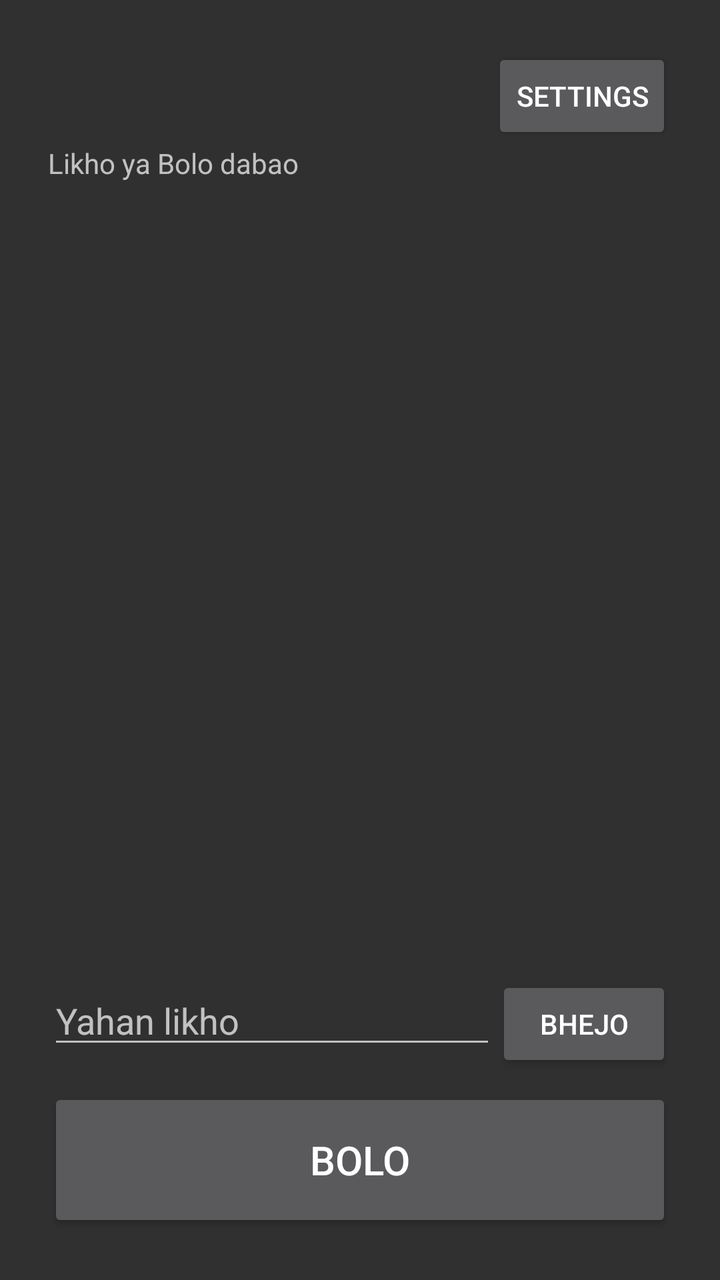
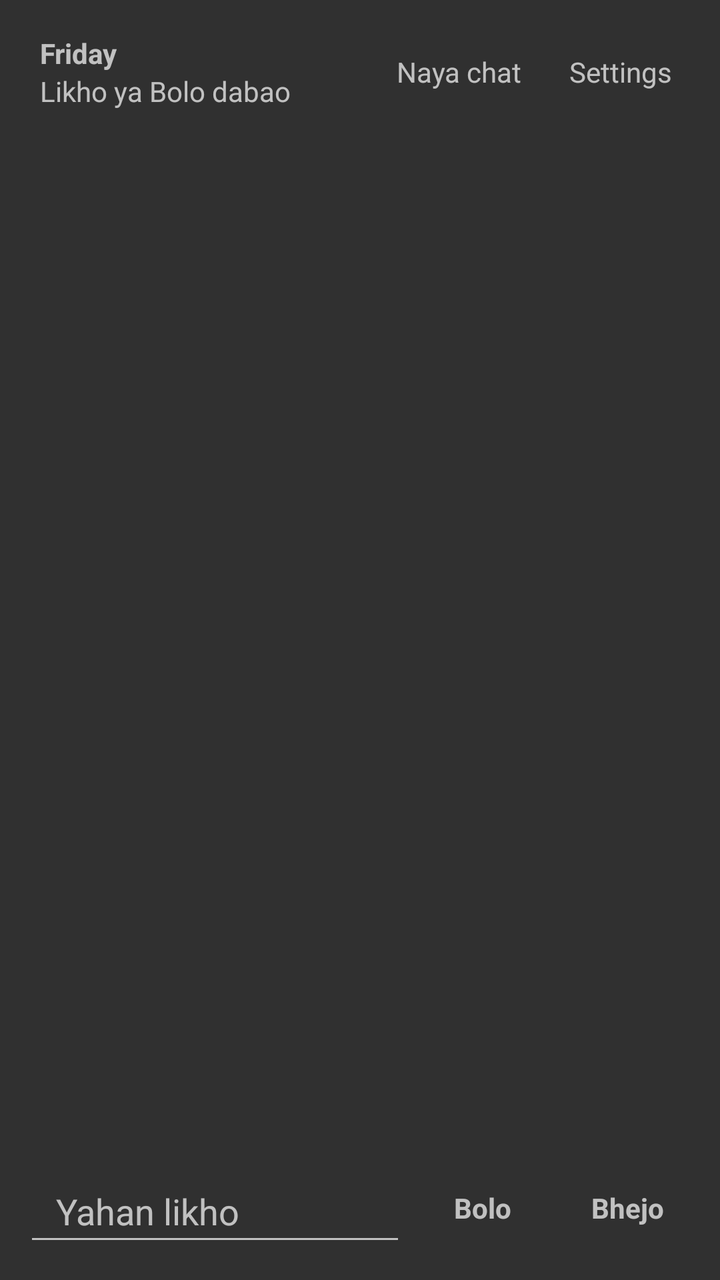

The first picture is an Android layout as it rendered before a commit; the second is the same layout after the commit. The layout source and the unified diff follow.
<!-- AndroidManifest.xml: application theme android:Theme.Material.NoActionBar -->
<!-- res/layout/activity_main.xml -->
<?xml version="1.0" encoding="utf-8"?>
<FrameLayout xmlns:android="http://schemas.android.com/apk/res/android"
    android:layout_width="match_parent"
    android:layout_height="match_parent"
    android:fitsSystemWindows="true">

<LinearLayout
    android:layout_width="match_parent"
    android:layout_height="match_parent"
    android:orientation="vertical"
    android:padding="24dp">

    <Button
        android:id="@+id/settingsButton"
        android:layout_width="wrap_content"
        android:layout_height="wrap_content"
        android:layout_gravity="end"
        android:text="@string/settings" />

    <TextView
        android:id="@+id/status"
        android:layout_width="match_parent"
        android:layout_height="wrap_content"
        android:text="@string/idle"
        android:textSize="14sp" />

    <ScrollView
        android:layout_width="match_parent"
        android:layout_height="0dp"
        android:layout_marginTop="16dp"
        android:layout_weight="1">

        <TextView
            android:id="@+id/transcript"
            android:layout_width="match_parent"
            android:layout_height="wrap_content"
            android:textIsSelectable="true"
            android:textSize="18sp" />
    </ScrollView>

    <LinearLayout
        android:layout_width="match_parent"
        android:layout_height="wrap_content"
        android:layout_marginBottom="8dp"
        android:orientation="horizontal">

        <EditText
            android:id="@+id/input"
            android:layout_width="0dp"
            android:layout_height="wrap_content"
            android:layout_weight="1"
            android:hint="@string/type_hint"
            android:imeOptions="actionSend"
            android:importantForAutofill="no"
            android:inputType="text" />

        <Button
            android:id="@+id/sendButton"
            android:layout_width="wrap_content"
            android:layout_height="wrap_content"
            android:text="@string/send" />
    </LinearLayout>

    <Button
        android:id="@+id/talkButton"
        android:layout_width="match_parent"
        android:layout_height="72dp"
        android:text="@string/talk"
        android:textSize="20sp" />
</LinearLayout>
</FrameLayout>
<!-- resources referenced by this layout -->
<resources>
  <string name="idle">Likho ya Bolo dabao</string>
  <string name="send">Bhejo</string>
  <string name="settings">Settings</string>
  <string name="talk">Bolo</string>
  <string name="type_hint">Yahan likho</string>
</resources>

<!-- the commit's change to res/layout/activity_main.xml (unified diff, before → after) -->
@@ -1,71 +1,135 @@
 <?xml version="1.0" encoding="utf-8"?>
 <FrameLayout xmlns:android="http://schemas.android.com/apk/res/android"
+    android:id="@+id/root"
     android:layout_width="match_parent"
     android:layout_height="match_parent"
     android:fitsSystemWindows="true">
 
-<LinearLayout
-    android:layout_width="match_parent"
-    android:layout_height="match_parent"
-    android:orientation="vertical"
-    android:padding="24dp">
+    <LinearLayout
+        android:layout_width="match_parent"
+        android:layout_height="match_parent"
+        android:orientation="vertical">
 
-    <Button
-        android:id="@+id/settingsButton"
-        android:layout_width="wrap_content"
-        android:layout_height="wrap_content"
-        android:layout_gravity="end"
-        android:text="@string/settings" />
-
-    <TextView
-        android:id="@+id/status"
-        android:layout_width="match_parent"
-        android:layout_height="wrap_content"
-        android:text="@string/idle"
-        android:textSize="14sp" />
-
-    <ScrollView
-        android:layout_width="match_parent"
-        android:layout_height="0dp"
-        android:layout_marginTop="16dp"
-        android:layout_weight="1">
-
-        <TextView
-            android:id="@+id/transcript"
+        <LinearLayout
             android:layout_width="match_parent"
             android:layout_height="wrap_content"
-            android:textIsSelectable="true"
-            android:textSize="18sp" />
-    </ScrollView>
+            android:gravity="center_vertical"
+            android:orientation="horizontal"
+            android:paddingStart="20dp"
+            android:paddingTop="12dp"
+            android:paddingEnd="12dp"
+            android:paddingBottom="8dp">
 
-    <LinearLayout
-        android:layout_width="match_parent"
-        android:layout_height="wrap_content"
-        android:layout_marginBottom="8dp"
-        android:orientation="horizontal">
+            <LinearLayout
+                android:layout_width="0dp"
+                android:layout_height="wrap_content"
+                android:layout_weight="1"
+                android:orientation="vertical">
 
-        <EditText
-            android:id="@+id/input"
-            android:layout_width="0dp"
+                <TextView
+                    android:id="@+id/title"
+                    android:layout_width="wrap_content"
+                    android:layout_height="wrap_content"
+                    android:text="@string/app_name"
+                    android:textStyle="bold" />
+
+                <TextView
+                    android:id="@+id/status"
+                    android:layout_width="match_parent"
+                    android:layout_height="wrap_content"
+                    android:ellipsize="end"
+                    android:maxLines="2"
+                    android:text="@string/idle" />
+            </LinearLayout>
+
+            <TextView
+                android:id="@+id/newChatButton"
+                android:layout_width="wrap_content"
+                android:layout_height="wrap_content"
+                android:minHeight="48dp"
+                android:gravity="center"
+                android:paddingStart="12dp"
+                android:paddingEnd="12dp"
+                android:text="@string/new_chat" />
+
+            <TextView
+                android:id="@+id/settingsButton"
+                android:layout_width="wrap_content"
+                android:layout_height="wrap_content"
+                android:minHeight="48dp"
+                android:gravity="center"
+                android:paddingStart="12dp"
+                android:paddingEnd="12dp"
+                android:text="@string/settings" />
+        </LinearLayout>
+
+        <View
+            android:id="@+id/divider"
+            android:layout_width="match_parent"
+            android:layout_height="1dp" />
+
+        <ScrollView
+            android:id="@+id/scroll"
+            android:layout_width="match_parent"
+            android:layout_height="0dp"
+            android:layout_weight="1"
+            android:fillViewport="true">
+
+            <LinearLayout
+                android:id="@+id/messages"
+                android:layout_width="match_parent"
+                android:layout_height="wrap_content"
+                android:orientation="vertical"
+                android:paddingStart="16dp"
+                android:paddingTop="12dp"
+                android:paddingEnd="16dp"
+                android:paddingBottom="12dp" />
+        </ScrollView>
+
+        <LinearLayout
+            android:layout_width="match_parent"
             android:layout_height="wrap_content"
-            android:layout_weight="1"
-            android:hint="@string/type_hint"
-            android:imeOptions="actionSend"
-            android:importantForAutofill="no"
-            android:inputType="text" />
+            android:gravity="center_vertical"
+            android:orientation="horizontal"
+            android:paddingStart="12dp"
+            android:paddingTop="8dp"
+            android:paddingEnd="12dp"
+            android:paddingBottom="12dp">
 
-        <Button
-            android:id="@+id/sendButton"
-            android:layout_width="wrap_content"
-            android:layout_height="wrap_content"
-            android:text="@string/send" />
+            <EditText
+                android:id="@+id/input"
+                android:layout_width="0dp"
+                android:layout_height="wrap_content"
+                android:layout_weight="1"
+                android:hint="@string/type_hint"
+                android:imeOptions="actionSend"
+                android:importantForAutofill="no"
+                android:inputType="textCapSentences"
+                android:minHeight="48dp"
+                android:paddingStart="16dp"
+                android:paddingEnd="16dp" />
+
+            <TextView
+                android:id="@+id/talkButton"
+                android:layout_width="wrap_content"
+                android:layout_height="48dp"
+                android:layout_marginStart="8dp"
+                android:gravity="center"
+                android:paddingStart="16dp"
+                android:paddingEnd="16dp"
+                android:text="@string/talk"
+                android:textStyle="bold" />
+
+            <TextView
+                android:id="@+id/sendButton"
+                android:layout_width="wrap_content"
+                android:layout_height="48dp"
+                android:layout_marginStart="8dp"
+                android:gravity="center"
+                android:paddingStart="16dp"
+                android:paddingEnd="16dp"
+                android:text="@string/send"
+                android:textStyle="bold" />
+        </LinearLayout>
     </LinearLayout>
-
-    <Button
-        android:id="@+id/talkButton"
-        android:layout_width="match_parent"
-        android:layout_height="72dp"
-        android:text="@string/talk"
-        android:textSize="20sp" />
-</LinearLayout>
 </FrameLayout>
<!-- resource entries referenced after the edit -->
@@ -1,6 +1,8 @@
 <!-- resources referenced by this layout -->
 <resources>
+  <string name="app_name">Friday</string>
   <string name="idle">Likho ya Bolo dabao</string>
+  <string name="new_chat">Naya chat</string>
   <string name="send">Bhejo</string>
   <string name="settings">Settings</string>
   <string name="talk">Bolo</string>
